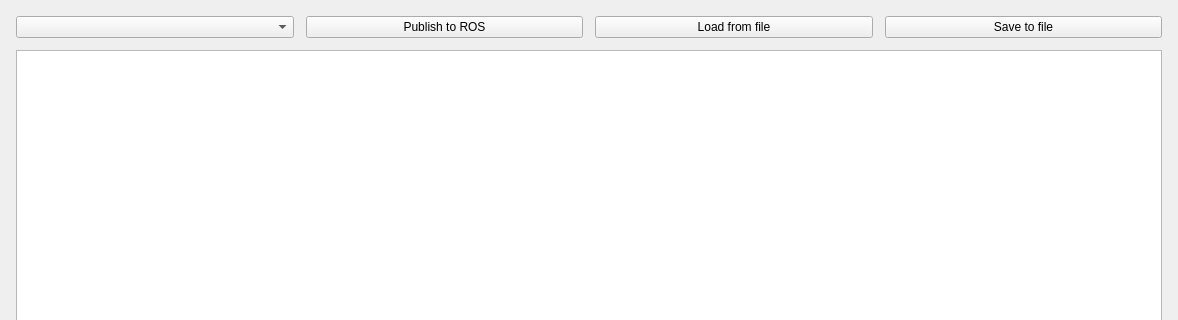
Old version of the form rosflight_rqt_plugins/resources/param_tuning.ui in the repository rosflight/rosflight_ros_pkgs; both pictures show x 0 to 1178 and y 0 to 320 of the 1178 by 605 pixel window.
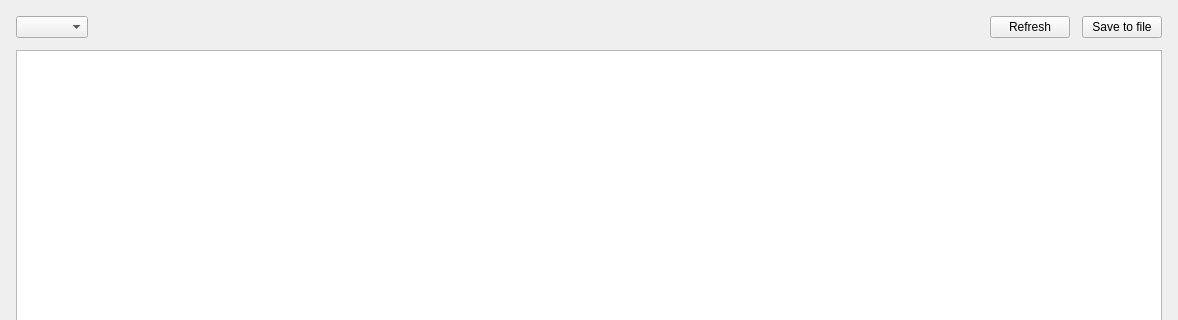
New version of the form.

Commit message: Modified UI to replace publish/load with refresh

What changed in the file:
```diff
--- a/rosflight_rqt_plugins/resources/param_tuning.ui
+++ b/rosflight_rqt_plugins/resources/param_tuning.ui
@@ -49,16 +49,22 @@
         <widget class="QComboBox" name="groupSelection"/>
        </item>
        <item>
-        <widget class="QPushButton" name="publishButton">
-         <property name="text">
-          <string>Publish to ROS</string>
+        <spacer name="horizontalSpacer">
+         <property name="orientation">
+          <enum>Qt::Horizontal</enum>
          </property>
-        </widget>
+         <property name="sizeHint" stdset="0">
+          <size>
+           <width>40</width>
+           <height>20</height>
+          </size>
+         </property>
+        </spacer>
        </item>
        <item>
         <widget class="QPushButton" name="loadButton">
          <property name="text">
-          <string>Load from file</string>
+          <string>Refresh</string>
          </property>
         </widget>
        </item>
```
Left out of the diff: 2 changed lines with no effect on the pictures. The commit also changes 1 other file.
